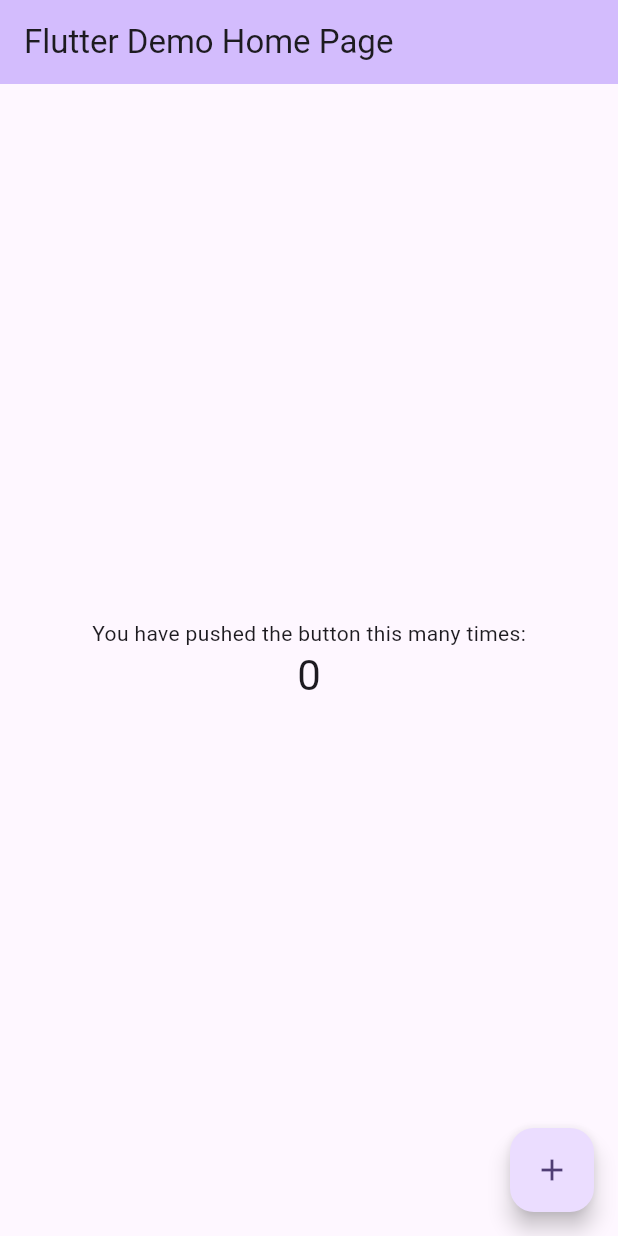
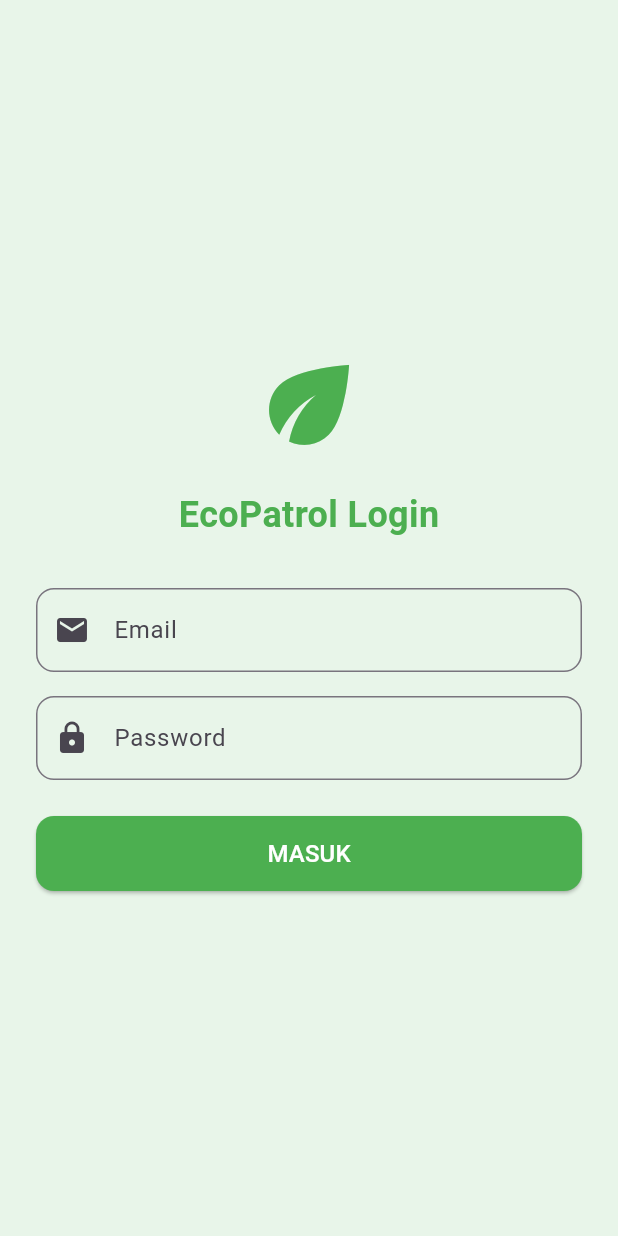
Before and after one commit to habibulloh333/EcoPatrol, a Flutter app: the screen it shows after launch, on a phone screen of 412 x 824 dp. Run offline on Flutter 3.47's test engine with Material 3 defaults, Android fonts, the phone set to English and light mode, and no system bars; our stand-ins replace cloud_firestore, firebase_auth, firebase_core, flutter_riverpod, shared_preferences; accounts and stored records are empty.

Commit message:
mahasiswa 1

```diff
--- a/lib/main.dart
+++ b/lib/main.dart
@@ -1,122 +1,111 @@
 import 'package:flutter/material.dart';
+import 'package:firebase_core/firebase_core.dart';
+import 'package:flutter_riverpod/flutter_riverpod.dart';
+// Import file kamu
+import 'providers/auth_provider.dart';
+import 'screens/login_screen.dart';
+import 'screens/settings_screen.dart';
+// Import dummy dashboard (karena dashboard tugas mhs lain)
+// Nanti diganti dengan file dashboard asli
+import 'package:flutter/cupertino.dart';
 
-void main() {
-  runApp(const MyApp());
+void main() async {
+  WidgetsFlutterBinding.ensureInitialized();
+  await Firebase.initializeApp(); // Nyalakan Firebase
+
+  // Bungkus root dengan ProviderScope untuk Riverpod
+  runApp(const ProviderScope(child: MyApp()));
 }
 
-class MyApp extends StatelessWidget {
+class MyApp extends ConsumerStatefulWidget {
   const MyApp({super.key});
 
-  // This widget is the root of your application.
+  @override
+  ConsumerState<MyApp> createState() => _MyAppState();
+}
+
+class _MyAppState extends ConsumerState<MyApp> {
+  // Status untuk menampilkan loading saat aplikasi pertama kali cek sesi
+  bool _isCheckingSession = true;
+
+  @override
+  void initState() {
+    super.initState();
+    _checkSession();
+  }
+
+  // LOGIKA UTAMA BYPASS LOGIN
+  Future<void> _checkSession() async {
+    // Panggil fungsi loadSession dari auth_provider
+    // Fungsi ini membaca Shared Preferences dan update state 'user'
+    await ref.read(authProvider.notifier).loadSession();
+
+    if (mounted) {
+      setState(() {
+        _isCheckingSession = false; // Selesai cek, matikan loading
+      });
+    }
+  }
+
   @override
   Widget build(BuildContext context) {
+    // Pantau terus state user (Login atau Logout)
+    final user = ref.watch(authProvider);
+
+    if (_isCheckingSession) {
+      // Tampilkan layar loading putih saat cek sesi berlangsung
+      return const MaterialApp(
+        home: Scaffold(
+          body: Center(child: CircularProgressIndicator(color: Colors.green)),
+        ),
+      );
+    }
+
     return MaterialApp(
-      title: 'Flutter Demo',
+      debugShowCheckedModeBanner: false,
+      title: 'EcoPatrol',
       theme: ThemeData(
-        // This is the theme of your application.
-        //
-        // TRY THIS: Try running your application with "flutter run". You'll see
-        // the application has a purple toolbar. Then, without quitting the app,
-        // try changing the seedColor in the colorScheme below to Colors.green
-        // and then invoke "hot reload" (save your changes or press the "hot
-        // reload" button in a Flutter-supported IDE, or press "r" if you used
-        // the command line to start the app).
-        //
-        // Notice that the counter didn't reset back to zero; the application
-        // state is not lost during the reload. To reset the state, use hot
-        // restart instead.
-        //
-        // This works for code too, not just values: Most code changes can be
-        // tested with just a hot reload.
-        colorScheme: ColorScheme.fromSeed(seedColor: Colors.deepPurple),
+        primarySwatch: Colors.green,
+        useMaterial3: true,
       ),
-      home: const MyHomePage(title: 'Flutter Demo Home Page'),
+      // ROUTING OTOMATIS BERDASARKAN STATE
+      // Jika user tidak null (Login) -> Ke Dashboard
+      // Jika user null (Belum Login/Logout) -> Ke LoginScreen
+      home: user != null ? const DashboardPlaceholder() : const LoginScreen(),
     );
   }
 }
 
-class MyHomePage extends StatefulWidget {
-  const MyHomePage({super.key, required this.title});
-
-  // This widget is the home page of your application. It is stateful, meaning
-  // that it has a State object (defined below) that contains fields that affect
-  // how it looks.
-
-  // This class is the configuration for the state. It holds the values (in this
-  // case the title) provided by the parent (in this case the App widget) and
-  // used by the build method of the State. Fields in a Widget subclass are
-  // always marked "final".
-
-  final String title;
-
-  @override
-  State<MyHomePage> createState() => _MyHomePageState();
-}
-
-class _MyHomePageState extends State<MyHomePage> {
-  int _counter = 0;
-
-  void _incrementCounter() {
-    setState(() {
-      // This call to setState tells the Flutter framework that something has
-      // changed in this State, which causes it to rerun the build method below
-      // so that the display can reflect the updated values. If we changed
-      // _counter without calling setState(), then the build method would not be
-      // called again, and so nothing would appear to happen.
-      _counter++;
-    });
-  }
+// --- DUMMY DASHBOARD (Hanya Pemanis sementara) ---
+// Ini nanti diganti dengan Dashboard buatan temanmu
+class DashboardPlaceholder extends StatelessWidget {
+  const DashboardPlaceholder({super.key});
 
   @override
   Widget build(BuildContext context) {
-    // This method is rerun every time setState is called, for instance as done
-    // by the _incrementCounter method above.
-    //
-    // The Flutter framework has been optimized to make rerunning build methods
-    // fast, so that you can just rebuild anything that needs updating rather
-    // than having to individually change instances of widgets.
     return Scaffold(
       appBar: AppBar(
-        // TRY THIS: Try changing the color here to a specific color (to
-        // Colors.amber, perhaps?) and trigger a hot reload to see the AppBar
-        // change color while the other colors stay the same.
-        backgroundColor: Theme.of(context).colorScheme.inversePrimary,
-        // Here we take the value from the MyHomePage object that was created by
-        // the App.build method, and use it to set our appbar title.
-        title: Text(widget.title),
+        title: const Text("Dashboard EcoPatrol"),
+        actions: [
+          IconButton(
+            icon: const Icon(Icons.settings),
+            onPressed: () {
+              // Navigasi ke Settings buatanmu
+              Navigator.push(context, MaterialPageRoute(builder: (_) => const SettingsScreen()));
+            },
+          )
+        ],
       ),
-      body: Center(
-        // Center is a layout widget. It takes a single child and positions it
-        // in the middle of the parent.
+      body: const Center(
         child: Column(
-          // Column is also a layout widget. It takes a list of children and
-          // arranges them vertically. By default, it sizes itself to fit its
-          // children horizontally, and tries to be as tall as its parent.
-          //
-          // Column has various properties to control how it sizes itself and
-          // how it positions its children. Here we use mainAxisAlignment to
-          // center the children vertically; the main axis here is the vertical
-          // axis because Columns are vertical (the cross axis would be
-          // horizontal).
-          //
-          // TRY THIS: Invoke "debug painting" (choose the "Toggle Debug Paint"
-          // action in the IDE, or press "p" in the console), to see the
-          // wireframe for each widget.
           mainAxisAlignment: MainAxisAlignment.center,
-          children: <Widget>[
-            const Text('You have pushed the button this many times:'),
-            Text(
-              '$_counter',
-              style: Theme.of(context).textTheme.headlineMedium,
-            ),
+          children: [
+            Icon(Icons.map, size: 100, color: Colors.green),
+            Text("Peta & Kamera akan ada di sini"),
+            Text("(Tugas Mahasiswa Lain)"),
           ],
         ),
       ),
-      floatingActionButton: FloatingActionButton(
-        onPressed: _incrementCounter,
-        tooltip: 'Increment',
-        child: const Icon(Icons.add),
-      ), // This trailing comma makes auto-formatting nicer for build methods.
     );
   }
 }
--- /dev/null
+++ b/lib/screens/login_screen.dart
@@ -0,0 +1,116 @@
+import 'package:flutter/material.dart';
+import 'package:flutter_riverpod/flutter_riverpod.dart';
+import '../providers/auth_provider.dart'; // Pastikan path ini benar
+
+class LoginScreen extends ConsumerStatefulWidget {
+  const LoginScreen({super.key});
+
+  @override
+  ConsumerState<LoginScreen> createState() => _LoginScreenState();
+}
+
+class _LoginScreenState extends ConsumerState<LoginScreen> {
+  // Controller untuk mengambil teks inputan user
+  final _emailController = TextEditingController();
+  final _passwordController = TextEditingController();
+
+  bool _isLoading = false; // Untuk indikator loading
+
+  // Fungsi menangani tombol Login ditekan
+  Future<void> _handleLogin() async {
+    // 1. Validasi input kosong
+    if (_emailController.text.isEmpty || _passwordController.text.isEmpty) {
+      ScaffoldMessenger.of(context).showSnackBar(
+        const SnackBar(content: Text('Email dan Password harus diisi')),
+      );
+      return;
+    }
+
+    setState(() => _isLoading = true); // Mulai loading
+
+    try {
+      // 2. Panggil fungsi login dari AuthProvider
+      // Riverpod akan mengurus logika ke Firebase & SharedPrefs
+      await ref.read(authProvider.notifier).login(
+        _emailController.text.trim(),
+        _passwordController.text.trim(),
+      );
+
+      // Jika sukses, tidak perlu navigasi manual (Navigator.push)
+      // karena main.dart akan mendeteksi perubahan state user dan pindah otomatis.
+
+    } catch (e) {
+      // 3. Jika gagal, tampilkan error
+      if (mounted) {
+        ScaffoldMessenger.of(context).showSnackBar(
+          SnackBar(content: Text('Login Gagal: ${e.toString()}')),
+        );
+      }
+    } finally {
+      if (mounted) setState(() => _isLoading = false); // Stop loading
+    }
+  }
+
+  @override
+  Widget build(BuildContext context) {
+    return Scaffold(
+      backgroundColor: Colors.green[50], // Tema Eco
+      body: Center(
+        child: SingleChildScrollView(
+          padding: const EdgeInsets.all(24.0),
+          child: Column(
+            mainAxisAlignment: MainAxisAlignment.center,
+            children: [
+              const Icon(Icons.eco, size: 80, color: Colors.green),
+              const SizedBox(height: 16),
+              const Text(
+                "EcoPatrol Login",
+                style: TextStyle(fontSize: 24, fontWeight: FontWeight.bold, color: Colors.green),
+              ),
+              const SizedBox(height: 32),
+
+              // Input Email
+              TextField(
+                controller: _emailController,
+                decoration: InputDecoration(
+                  labelText: "Email",
+                  border: OutlineInputBorder(borderRadius: BorderRadius.circular(12)),
+                  prefixIcon: const Icon(Icons.email),
+                ),
+              ),
+              const SizedBox(height: 16),
+
+              // Input Password
+              TextField(
+                controller: _passwordController,
+                obscureText: true, // Sembunyikan text
+                decoration: InputDecoration(
+                  labelText: "Password",
+                  border: OutlineInputBorder(borderRadius: BorderRadius.circular(12)),
+                  prefixIcon: const Icon(Icons.lock),
+                ),
+              ),
+              const SizedBox(height: 24),
+
+              // Tombol Login
+              SizedBox(
+                width: double.infinity,
+                height: 50,
+                child: _isLoading
+                    ? const Center(child: CircularProgressIndicator())
+                    : ElevatedButton(
+                  style: ElevatedButton.styleFrom(
+                    backgroundColor: Colors.green,
+                    shape: RoundedRectangleBorder(borderRadius: BorderRadius.circular(12)),
+                  ),
+                  onPressed: _handleLogin,
+                  child: const Text("MASUK", style: TextStyle(color: Colors.white, fontSize: 16)),
+                ),
+              ),
+            ],
+          ),
+        ),
+      ),
+    );
+  }
+}
--- a/pubspec.yaml
+++ b/pubspec.yaml
@@ -34,6 +34,12 @@ dependencies:
   # The following adds the Cupertino Icons font to your application.
   # Use with the CupertinoIcons class for iOS style icons.
   cupertino_icons: ^1.0.8
+  firebase_core: ^4.2.1
+  firebase_auth: ^6.1.2
+  google_sign_in: ^7.2.0
+  flutter_riverpod: ^3.0.3
+  cloud_firestore: ^6.1.0
+  shared_preferences: ^2.5.4
 
 dev_dependencies:
   flutter_test:
```
Also changed, not shown: lib/db_helper.dart (added, +33 -0 lines), lib/models/report_model.dart (added, +56 -0 lines), lib/models/user_model.dart (added, +49 -0 lines), lib/providers/auth_provider.dart (added, +115 -0 lines), lib/screens/settings_screen.dart (added, +64 -0 lines), pubspec.lock, 6 other files.
